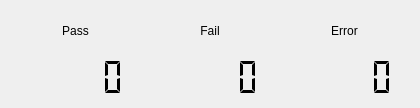
matcatc/Test_Parser, file src/TestParser/View/Qt/Statistic.ui: the form before one commit.
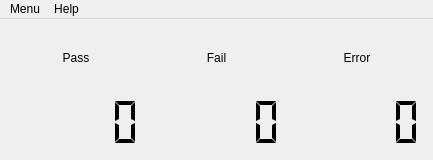
The form after the commit.

Commit message: added menu and actions

What changed in the file:
```diff
--- a/src/TestParser/View/Qt/Statistic.ui
+++ b/src/TestParser/View/Qt/Statistic.ui
@@ -1,18 +1,19 @@
 <?xml version="1.0" encoding="UTF-8"?>
 <ui version="4.0">
- <class>Form</class>
- <widget class="QWidget" name="Form">
+ <class>MainWindow</class>
+ <widget class="QMainWindow" name="MainWindow">
   <property name="geometry">
    <rect>
     <x>0</x>
     <y>0</y>
-    <width>420</width>
-    <height>108</height>
+    <width>433</width>
+    <height>160</height>
    </rect>
   </property>
   <property name="windowTitle">
    <string>Form</string>
   </property>
+  <widget class="QWidget" name="centralwidget">
   <layout class="QGridLayout" name="gridLayout_2">
    <item row="0" column="0">
     <layout class="QGridLayout" name="gridLayout">
@@ -93,7 +94,32 @@
     </layout>
    </item>
   </layout>
-  <action name="action_quit">
+  </widget>
+  <widget class="QMenuBar" name="menubar">
+   <property name="geometry">
+    <rect>
+     <x>0</x>
+     <y>0</y>
+     <width>433</width>
+     <height>23</height>
+    </rect>
+   </property>
+   <widget class="QMenu" name="menuMenu">
+    <property name="title">
+     <string>Menu</string>
+    </property>
+    <addaction name="action_Quit"/>
+   </widget>
+   <widget class="QMenu" name="menuHel">
+    <property name="title">
+     <string>Help</string>
+    </property>
+    <addaction name="actionAbout"/>
+   </widget>
+   <addaction name="menuMenu"/>
+   <addaction name="menuHel"/>
+  </widget>
+  <action name="action_Quit">
    <property name="text">
     <string>&amp;Quit</string>
    </property>
```
Left out of the diff: 37 changed lines with no effect on the pictures. Lines whose indentation alone changed are shown as unchanged.
